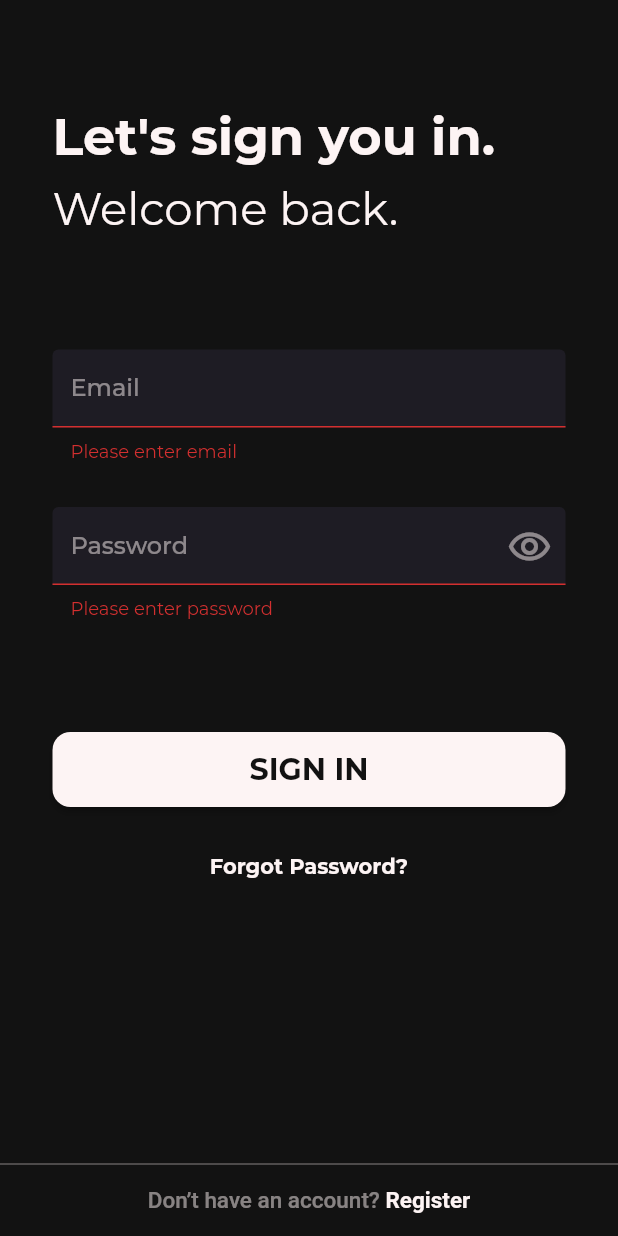
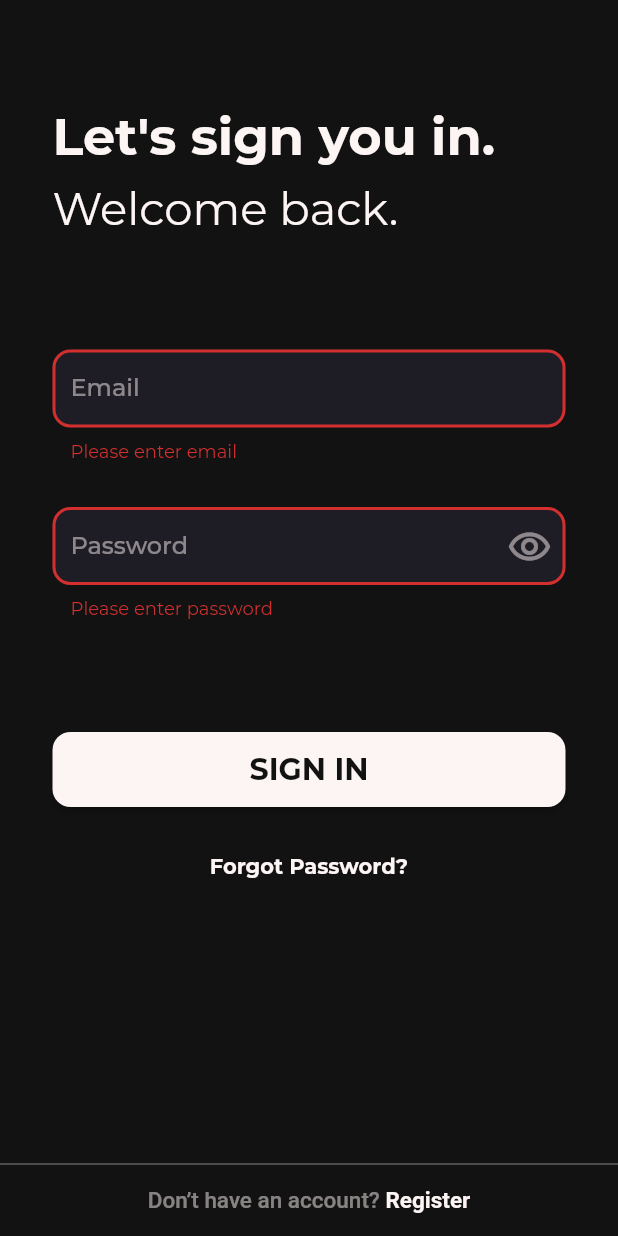
Before and after one commit to starwiz-7/ur_buddy_3, a Flutter app: the screen it shows after launch, after a tap on "SIGN IN", on a phone screen of 412 x 824 dp. Run offline on Flutter 3.47's test engine with Material 2 defaults, Android fonts, the phone set to English and light mode, and no system bars.

Commit message:
Error border in textField

```diff
--- a/lib/common_widgets/custom_textField.dart
+++ b/lib/common_widgets/custom_textField.dart
@@ -29,13 +29,20 @@ class _CustomTextFieldState extends State<CustomTextField> {
   Widget build(BuildContext context) {
     final _theme = Theme.of(context);
     final _focus = FocusScope.of(context);
+    const _simpleBorder = OutlineInputBorder(
+      borderRadius: BorderRadius.all(Radius.circular(12)),
+      borderSide: BorderSide(color: Color(0xFF25242C), width: 2),
+    );
+    final _errorBorder = OutlineInputBorder(
+      borderRadius: BorderRadius.all(Radius.circular(12)),
+      borderSide: BorderSide(color: _theme.errorColor, width: 2),
+    );
     return Padding(
       padding: const EdgeInsets.symmetric(vertical: 15),
       child: TextFormField(
         onChanged: widget.onChanged,
         validator: widget.validator,
         onEditingComplete: () {
-          print("HIIEL");
           if (widget.isLast) {
             _focus.unfocus();
           } else {
@@ -49,14 +56,10 @@ class _CustomTextFieldState extends State<CustomTextField> {
           isDense: true,
           labelText: widget.label,
           fillColor: Color(0xFF1E1C24),
-          enabledBorder: OutlineInputBorder(
-            borderRadius: BorderRadius.all(Radius.circular(12)),
-            borderSide: BorderSide(color: Color(0xFF25242C), width: 2),
-          ),
-          focusedBorder: OutlineInputBorder(
-            borderRadius: BorderRadius.all(Radius.circular(12)),
-            borderSide: BorderSide(color: Color(0xFF25242C), width: 2),
-          ),
+          enabledBorder: _simpleBorder,
+          focusedBorder: _simpleBorder,
+          errorBorder: _errorBorder,
+          focusedErrorBorder: _errorBorder,
           filled: true,
           labelStyle: TextStyle(
             fontFamily: 'Montserrat',
```
